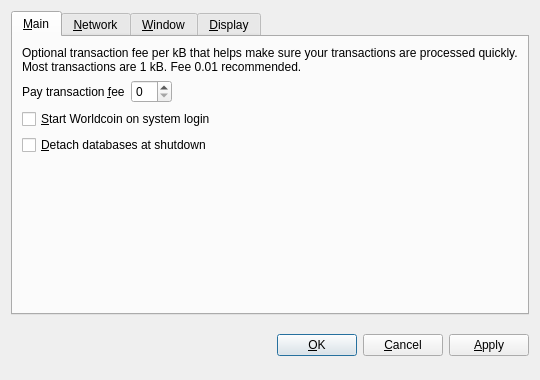
krugercoinproject/krugercoin, file src/qt/forms/optionsdialog.ui: the form before one commit.
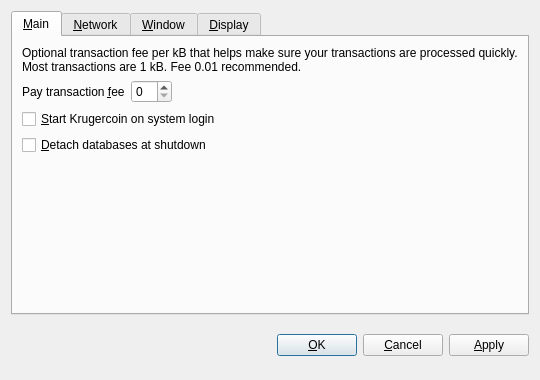
The form after the commit. The open tabs and pages were chosen to show the change. Custom widgets are drawn as their Qt base class.

Commit message: Krugercoin Project Name change

Diff of the .ui file:
```diff
--- a/src/qt/forms/optionsdialog.ui
+++ b/src/qt/forms/optionsdialog.ui
@@ -82,7 +82,7 @@
           <string>Automatically start Worldcoin after logging in to the system.</string>
          </property>
          <property name="text">
-          <string>&amp;Start Worldcoin on system login</string>
+          <string>&amp;Start Krugercoin on system login</string>
          </property>
         </widget>
        </item>
```
Left out of the diff: 10 changed lines with no effect on the pictures. The commit also changes 44 other files.
